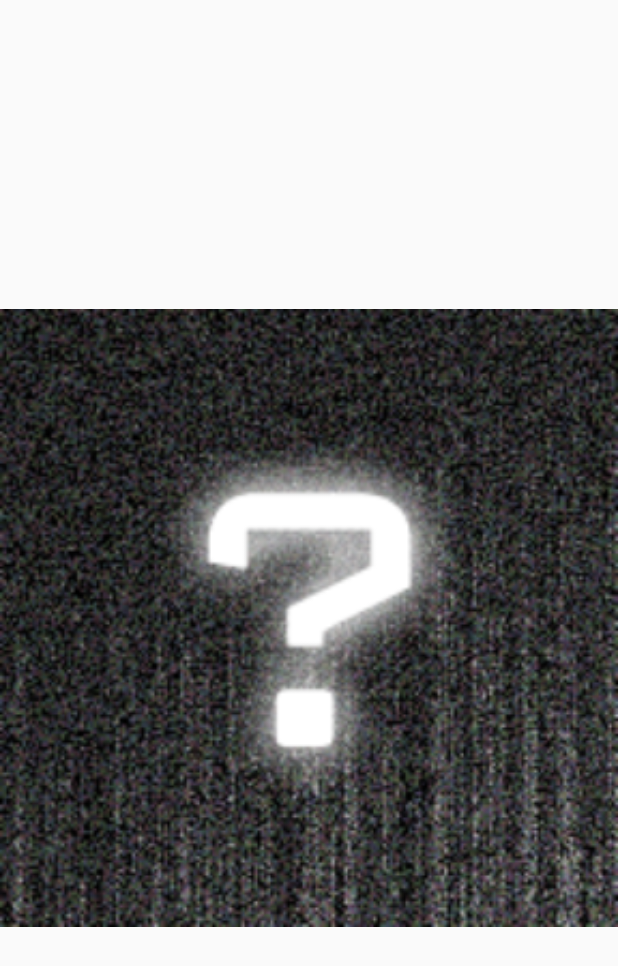
After one commit to michiyl/MapFinder, an Android app: the layout fragment_detail_big_image.xml on its own in the app's theme, with its tools: preview values and no code run, on a phone screen of 412 x 824 dp. The commit adds this screen. Shown: the top 966 px of the screen. Run offline under Robolectric (Android 15) with nearby library versions, the phone set to English and light mode, and no system bars.

Commit message:
Changes: - clicking on an item in the GridView not correctly creates a dedicated ImageView which is shown above all over elements AND is centered on the display (instead of the layout) ... no more scrolling! :D

```diff
--- /dev/null
+++ b/app/src/main/res/layout/fragment_detail_big_image.xml
@@ -0,0 +1,9 @@
+<?xml version="1.0" encoding="utf-8"?>
+<ImageView
+    xmlns:android="http://schemas.android.com/apk/res/android"
+    xmlns:app="http://schemas.android.com/apk/res-auto"
+    android:id="@+id/overlay_big_image"
+    android:layout_width="match_parent"
+    android:layout_height="match_parent"
+    android:scaleType="fitCenter"
+    android:src="@drawable/default_loadingscreen"/>
```
Also changed, not shown: app/src/main/java/com/project/michiyl/mapfinder/ItemDetailFragment.java (+45 -8 lines).
